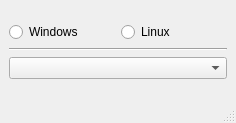
Luis2501/Motor-Interferometro, file App/Settings.ui: the form before one commit.
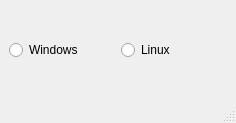
The form after the commit.

The edit to the form file:
```diff
--- a/App/Settings.ui
+++ b/App/Settings.ui
@@ -35,16 +35,6 @@
         </item>
        </layout>
       </item>
-      <item>
-       <widget class="Line" name="line">
-        <property name="orientation">
-         <enum>Qt::Horizontal</enum>
-        </property>
-       </widget>
-      </item>
-      <item>
-       <widget class="QComboBox" name="List_Port"/>
-      </item>
      </layout>
     </item>
    </layout>
```
